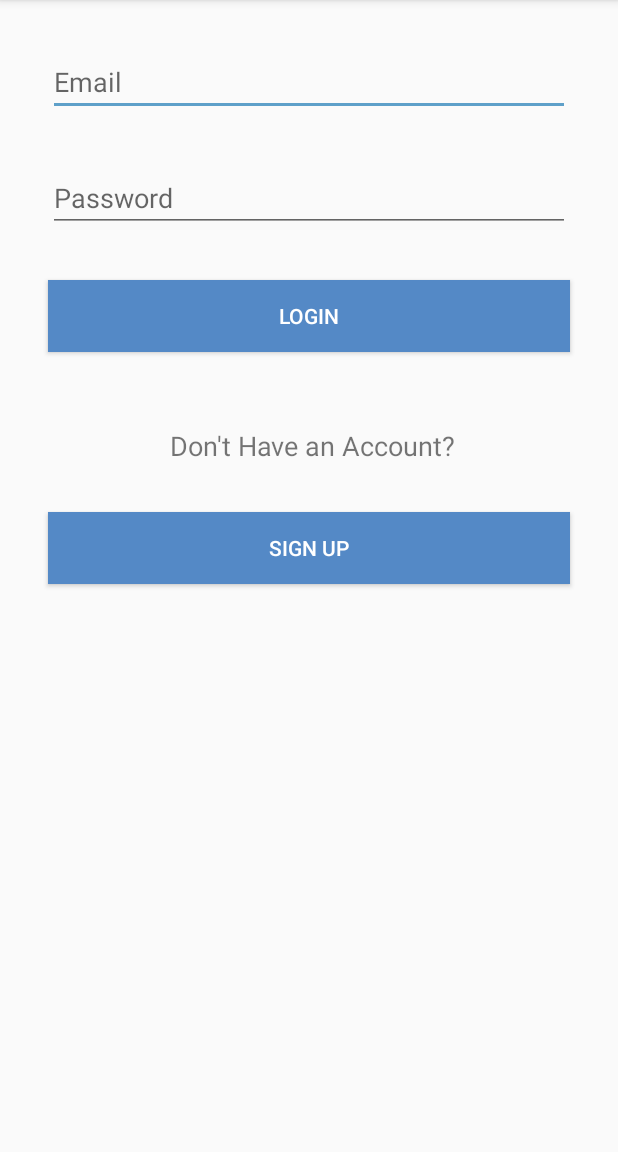
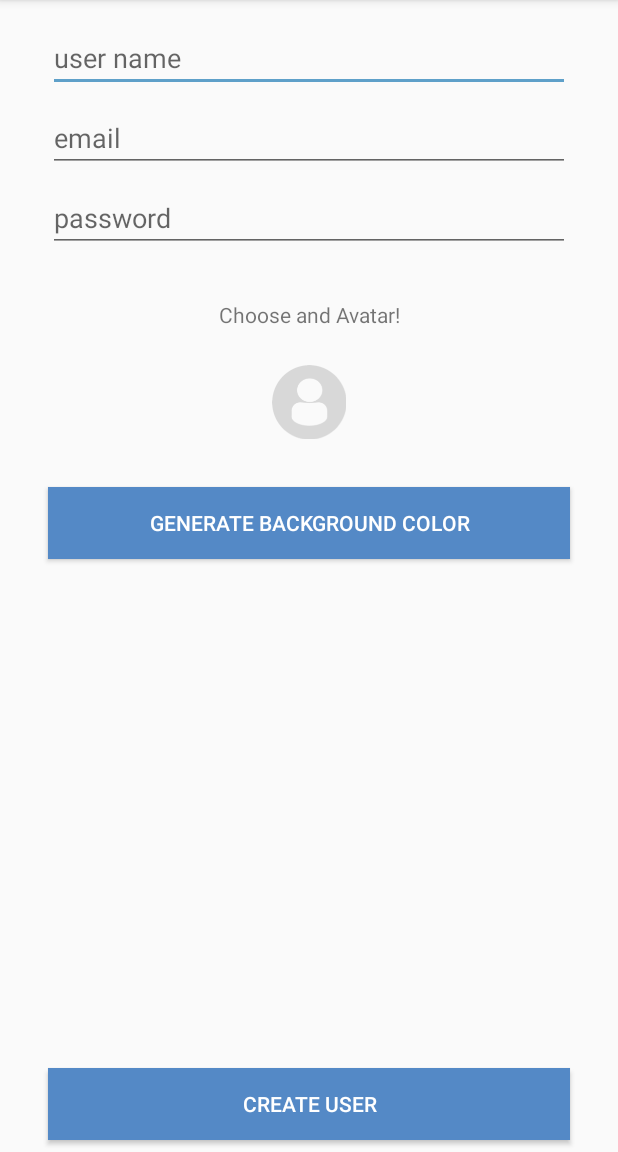
Before and after one commit to iOSMobileBrian/SmackApp, an Android app: the LoginActivity screen opened directly, with no data from a screen before it, after a tap on "SIGN UP", on a phone screen of 412 x 824 dp, the part 84-1236 px from its top. Run offline under Robolectric (Android 15) with nearby library versions, the phone set to English and light mode, and no system bars.

Commit message:
Create User Activity UI

```diff
--- a/app/src/main/AndroidManifest.xml
+++ b/app/src/main/AndroidManifest.xml
@@ -8,7 +8,8 @@
             android:label="@string/app_name"
             android:supportsRtl="true"
             android:theme="@style/AppTheme">
-        <activity android:name=".LoginActivity"></activity>
+        <activity android:name=".CreateUserActivity"></activity>
+        <activity android:name=".LoginActivity" />
         <activity
                 android:name=".MainActivity"
                 android:label="@string/app_name"
--- /dev/null
+++ b/app/src/main/java/com/example/smackapp/CreateUserActivity.kt
@@ -0,0 +1,28 @@
+package com.example.smackapp
+
+import android.support.v7.app.AppCompatActivity
+import android.os.Bundle
+import android.view.View
+
+class CreateUserActivity : AppCompatActivity() {
+
+    override fun onCreate(savedInstanceState: Bundle?) {
+        super.onCreate(savedInstanceState)
+        setContentView(R.layout.activity_create_user)
+    }
+
+    fun createAvatarClicked(view: View){
+
+
+    }
+
+    fun createUserBtnClicked(view: View){
+
+
+    }
+
+    fun generateColorBtnClicked(view: View){
+
+
+    }
+}
--- a/app/src/main/java/com/example/smackapp/LoginActivity.kt
+++ b/app/src/main/java/com/example/smackapp/LoginActivity.kt
@@ -1,5 +1,6 @@
 package com.example.smackapp
 
+import android.content.Intent
 import android.support.v7.app.AppCompatActivity
 import android.os.Bundle
 import android.view.View
@@ -18,6 +19,8 @@ class LoginActivity : AppCompatActivity() {
 
     fun userSignupBtnClicked(view: View){
 
+        val createUserIntent = Intent(this, CreateUserActivity::class.java)
+        startActivity(createUserIntent)
 
     }
 }
--- /dev/null
+++ b/app/src/main/res/layout/activity_create_user.xml
@@ -0,0 +1,111 @@
+<?xml version="1.0" encoding="utf-8"?>
+<android.support.constraint.ConstraintLayout xmlns:android="http://schemas.android.com/apk/res/android"
+        xmlns:app="http://schemas.android.com/apk/res-auto"
+        xmlns:tools="http://schemas.android.com/tools"
+        android:layout_width="match_parent"
+        android:layout_height="match_parent"
+        tools:context=".CreateUserActivity">
+
+    <EditText
+            android:id="@+id/createUserNameTxt"
+            android:layout_width="0dp"
+            android:layout_height="wrap_content"
+            android:layout_marginStart="32dp"
+            android:layout_marginTop="16dp"
+            android:layout_marginEnd="32dp"
+            android:ems="10"
+            android:hint="user name"
+            android:inputType="textPersonName"
+            app:layout_constraintEnd_toEndOf="parent"
+            app:layout_constraintHorizontal_bias="0.5"
+            app:layout_constraintStart_toStartOf="parent"
+            app:layout_constraintTop_toTopOf="parent" />
+
+    <EditText
+            android:id="@+id/createEmailTxt"
+            android:layout_width="0dp"
+            android:layout_height="wrap_content"
+            android:layout_marginStart="32dp"
+            android:layout_marginTop="8dp"
+            android:layout_marginEnd="32dp"
+            android:ems="10"
+            android:hint="email"
+            android:inputType="textPersonName"
+            app:layout_constraintEnd_toEndOf="parent"
+            app:layout_constraintHorizontal_bias="0.5"
+            app:layout_constraintStart_toStartOf="parent"
+            app:layout_constraintTop_toBottomOf="@+id/createUserNameTxt" />
+
+    <EditText
+            android:id="@+id/createPasswordTxt"
+            android:layout_width="0dp"
+            android:layout_height="wrap_content"
+            android:layout_marginStart="32dp"
+            android:layout_marginTop="8dp"
+            android:layout_marginEnd="32dp"
+            android:ems="10"
+            android:hint="password"
+            android:inputType="textPassword"
+            app:layout_constraintEnd_toEndOf="parent"
+            app:layout_constraintHorizontal_bias="0.5"
+            app:layout_constraintStart_toStartOf="parent"
+            app:layout_constraintTop_toBottomOf="@+id/createEmailTxt" />
+
+    <TextView
+            android:id="@+id/chooseAvatarTxt"
+            android:layout_width="0dp"
+            android:layout_height="wrap_content"
+            android:layout_marginStart="24dp"
+            android:layout_marginTop="32dp"
+            android:layout_marginEnd="24dp"
+            android:text="Choose and Avatar!"
+            android:textAlignment="center"
+            app:layout_constraintEnd_toEndOf="parent"
+            app:layout_constraintStart_toStartOf="parent"
+            app:layout_constraintTop_toBottomOf="@+id/createPasswordTxt" />
+
+    <ImageButton
+            android:id="@+id/cteateAvatarImageBtn"
+            android:layout_width="wrap_content"
+            android:layout_height="wrap_content"
+            android:layout_marginTop="24dp"
+            android:background="@android:color/transparent"
+            android:onClick="createAvatarClicked"
+            app:layout_constraintEnd_toEndOf="parent"
+            app:layout_constraintHorizontal_bias="0.5"
+            app:layout_constraintStart_toStartOf="parent"
+            app:layout_constraintTop_toBottomOf="@+id/chooseAvatarTxt"
+            app:srcCompat="@drawable/profiledefault" />
+
+    <Button
+            android:id="@+id/generateBkGrdColorBtn"
+            android:layout_width="0dp"
+            android:layout_height="wrap_content"
+            android:layout_marginStart="32dp"
+            android:layout_marginTop="32dp"
+            android:layout_marginEnd="32dp"
+            android:background="@color/colorPrimary"
+            android:onClick="generateColorBtnClicked"
+            android:text="Generate Background Color"
+            android:textColor="@android:color/white"
+            app:layout_constraintEnd_toEndOf="parent"
+            app:layout_constraintHorizontal_bias="0.5"
+            app:layout_constraintStart_toStartOf="parent"
+            app:layout_constraintTop_toBottomOf="@+id/cteateAvatarImageBtn" />
+
+    <Button
+            android:id="@+id/createUserBtn"
+            android:layout_width="0dp"
+            android:layout_height="wrap_content"
+            android:layout_marginStart="32dp"
+            android:layout_marginEnd="32dp"
+            android:layout_marginBottom="8dp"
+            android:background="@color/colorPrimary"
+            android:onClick="createUserBtnClicked"
+            android:text="Create User"
+            android:textColor="@android:color/white"
+            app:layout_constraintBottom_toBottomOf="parent"
+            app:layout_constraintEnd_toEndOf="parent"
+            app:layout_constraintHorizontal_bias="0.5"
+            app:layout_constraintStart_toStartOf="parent" />
+</android.support.constraint.ConstraintLayout>
```
